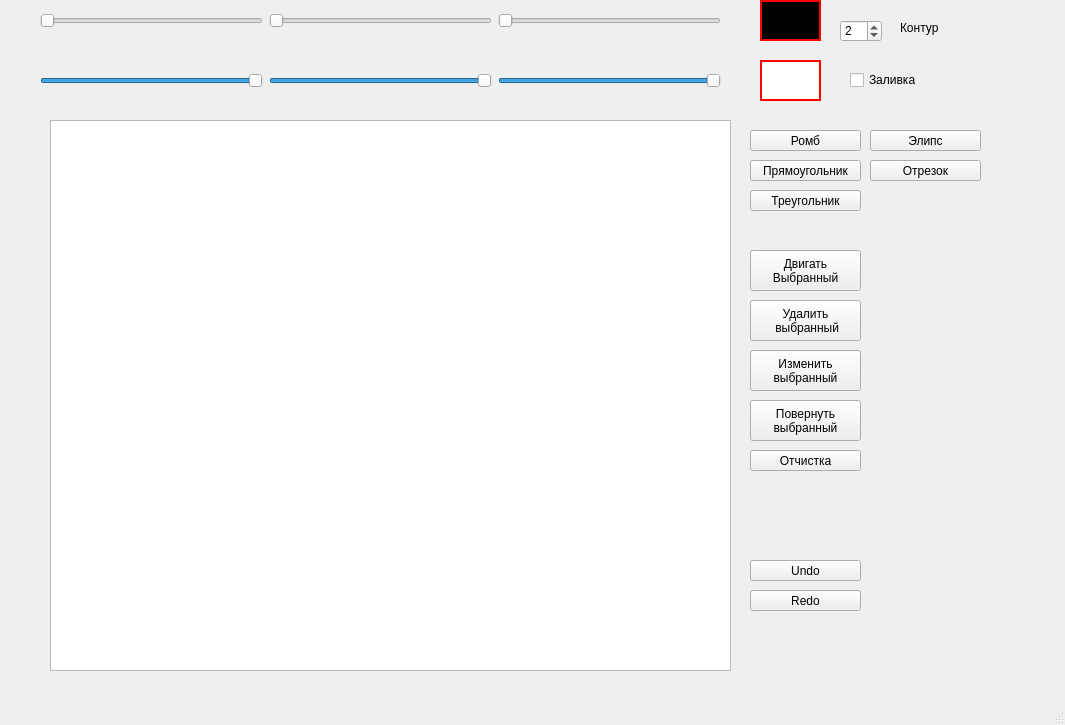
First picture: the form in Shapes/mainwindow.ui, repository Ignat36/OOP-2022-2s-Lr2-QtShapes, before the edit.
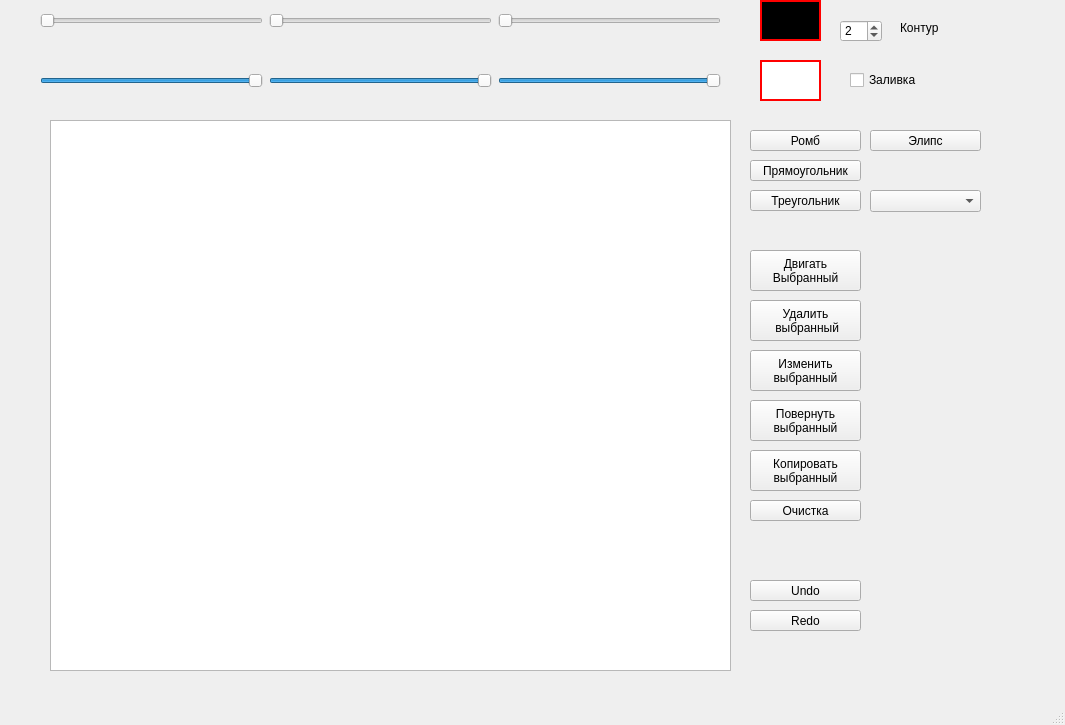
Second picture: the form after the edit.

The edit to the form file:
```diff
--- a/Shapes/mainwindow.ui
+++ b/Shapes/mainwindow.ui
@@ -70,13 +70,13 @@
     <property name="geometry">
      <rect>
       <x>750</x>
-      <y>450</y>
+      <y>500</y>
       <width>111</width>
       <height>21</height>
      </rect>
     </property>
     <property name="text">
-     <string>Отчистка</string>
+     <string>Очистка</string>
     </property>
    </widget>
    <widget class="QGraphicsView" name="graphicsView">
@@ -149,7 +149,7 @@
     <property name="geometry">
      <rect>
       <x>750</x>
-      <y>560</y>
+      <y>580</y>
       <width>111</width>
       <height>21</height>
      </rect>
@@ -162,7 +162,7 @@
     <property name="geometry">
      <rect>
       <x>750</x>
-      <y>590</y>
+      <y>610</y>
       <width>111</width>
       <height>21</height>
      </rect>
@@ -352,17 +352,28 @@
      <string>Заливка</string>
     </property>
    </widget>
-   <widget class="QPushButton" name="pushButton_12">
+   <widget class="QComboBox" name="comboBox">
     <property name="geometry">
      <rect>
       <x>870</x>
-      <y>160</y>
+      <y>190</y>
       <width>111</width>
-      <height>21</height>
+      <height>22</height>
+     </rect>
+    </property>
+   </widget>
+   <widget class="QPushButton" name="pushButton_13">
+    <property name="geometry">
+     <rect>
+      <x>750</x>
+      <y>450</y>
+      <width>111</width>
+      <height>41</height>
      </rect>
     </property>
     <property name="text">
-     <string>Отрезок</string>
+     <string>Копировать
+выбранный</string>
     </property>
    </widget>
   </widget>
```
